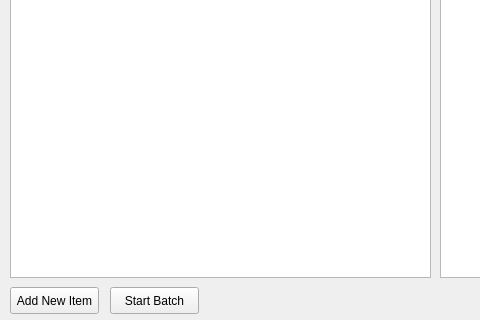
The window that WatchlistTabWidget.ui (KyleDanielSalter/CFlip) describes before a commit, drawn with Qt 5; both pictures show x 0 to 480 and y 123 to 443 of the 878 by 443 pixel window.
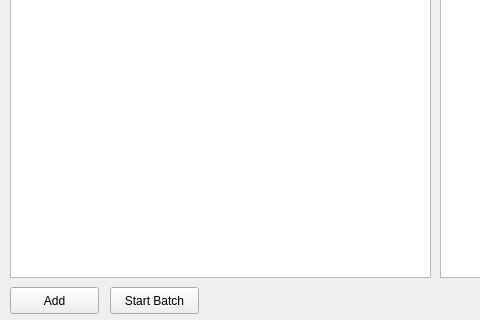
The same window after the commit.

```diff
--- a/WatchlistTabWidget.ui
+++ b/WatchlistTabWidget.ui
@@ -68,7 +68,7 @@
     </rect>
    </property>
    <property name="text">
-    <string>Add New Item</string>
+    <string>Add</string>
    </property>
   </widget>
   <widget class="QPushButton" name="startBatchButton">
```
